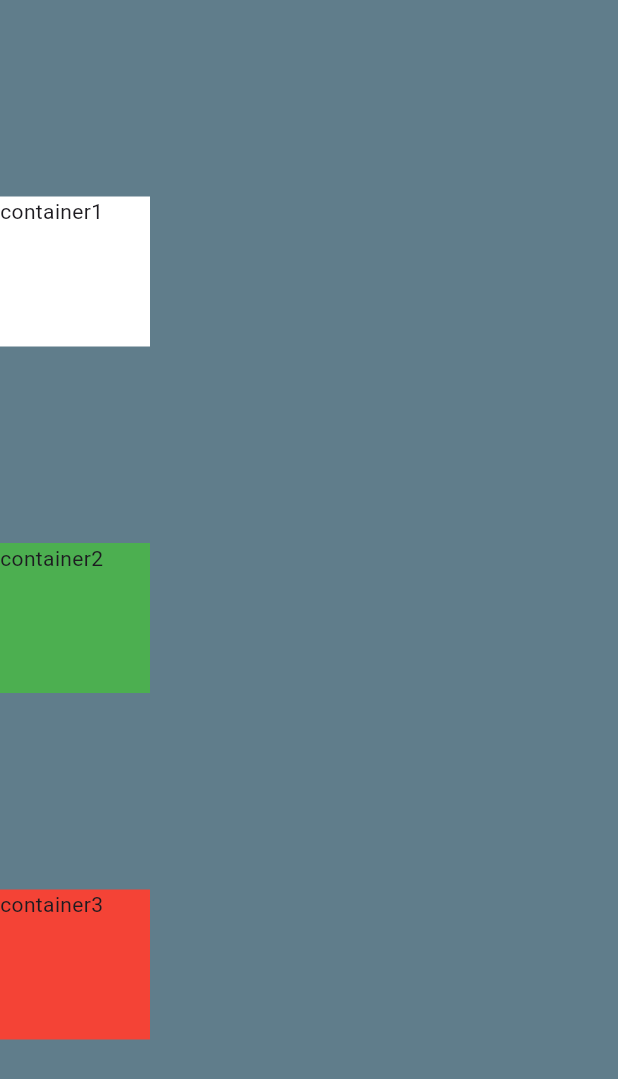
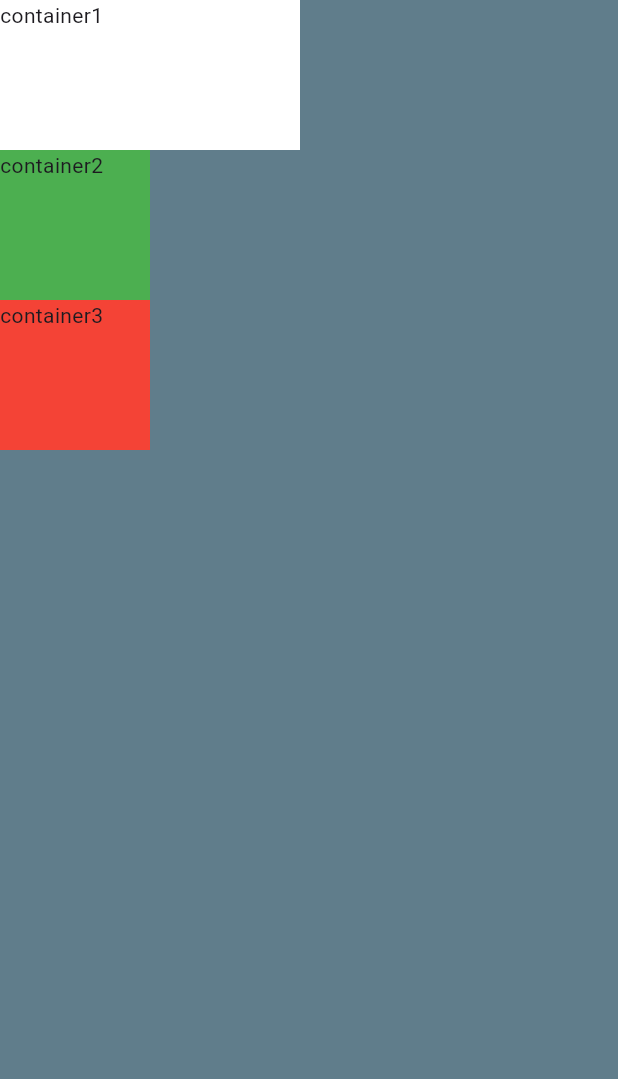
Before and after one commit to codewithsharu/flutter-mi-card, a Flutter app: the screen it shows after launch, on a phone screen of 412 x 824 dp. Shown: the top 1079 px of the screen. Run offline on Flutter 3.47's test engine with Material 3 defaults, Android fonts, the phone set to English and light mode, and no system bars.

Commit message:
// Various types of MainAxisAlignment:

```diff
--- a/lib/main.dart
+++ b/lib/main.dart
@@ -16,18 +16,17 @@ class Myapp extends StatelessWidget {
         backgroundColor: Colors.blueGrey,
         body: SafeArea(
             child: Column(
-              // Various types of MainAxisAlignment:
-              // mainAxisAlignment: MainAxisAlignment.start, // Aligns children at the start of the main axis.
-              // mainAxisAlignment: MainAxisAlignment.end, // Aligns children at the end of the main axis.
-              // mainAxisAlignment: MainAxisAlignment.center, // Centers children along the main axis.
-              // mainAxisAlignment: MainAxisAlignment.spaceBetween, // Aligns children such that the space between them is evenly distributed.
-              // mainAxisAlignment: MainAxisAlignment.spaceEvenly, // Aligns children such that the space between them, and the space before and after them, is evenly distributed.
-              // mainAxisAlignment: MainAxisAlignment.spaceAround, // Aligns children such that the space before the first child, between each pair of adjacent children, and after the last child, is evenly distributed.
-              mainAxisAlignment: MainAxisAlignment.spaceEvenly,
+
+              // crossAxisAlignment: CrossAxisAlignment.center, // Various types of CrossAxisAlignment:
+              crossAxisAlignment: CrossAxisAlignment.start, // Aligns children at the start of the cross axis.
+              //  crossAxisAlignment: CrossAxisAlignment.end, // Aligns children at the end of the cross axis.
+              // crossAxisAlignment: CrossAxisAlignment.center, // Centers children along the cross axis.
+              // crossAxisAlignment: CrossAxisAlignment.stretch, // Sizes the children to fill the cross axis.
+              // crossAxisAlignment: CrossAxisAlignment.baseline, // Aligns children according to their baselines.
               children: <Widget>[
                 Container(
                   height: 100.0,
-                  width: 100.0,
+                  width: 200.0,
                   color: Colors.white,
                   child: Text('container1'),
                 ),
```
